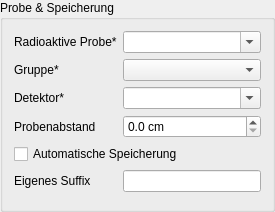
cckssr/gmcounter, file gmcounter/pyqt/sample_panel.ui: the form before one commit.
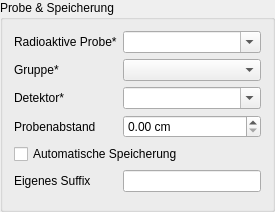
The form after the commit.

Patch:
```diff
--- a/gmcounter/pyqt/sample_panel.ui
+++ b/gmcounter/pyqt/sample_panel.ui
@@ -270,7 +270,7 @@
       <string> cm</string>
      </property>
      <property name="decimals">
-      <number>1</number>
+      <number>2</number>
      </property>
      <property name="maximum">
       <double>100.000000000000000</double>
```
